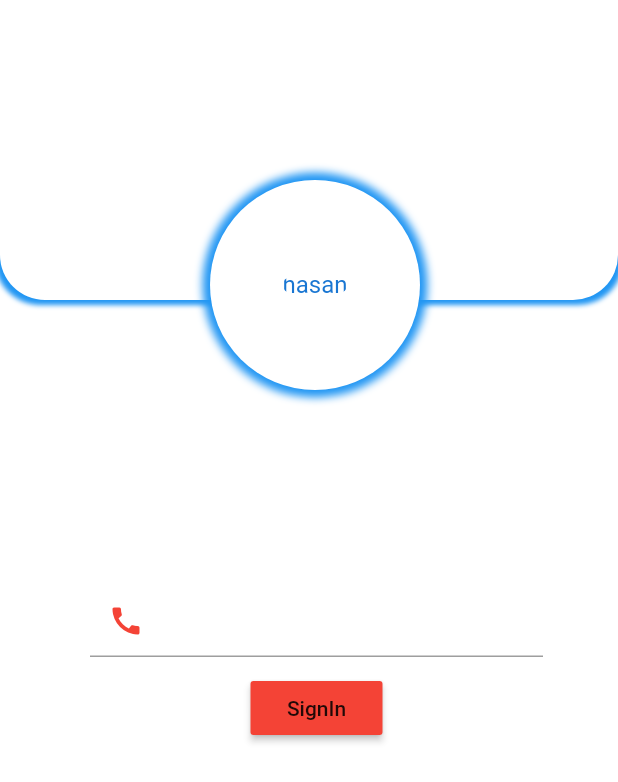
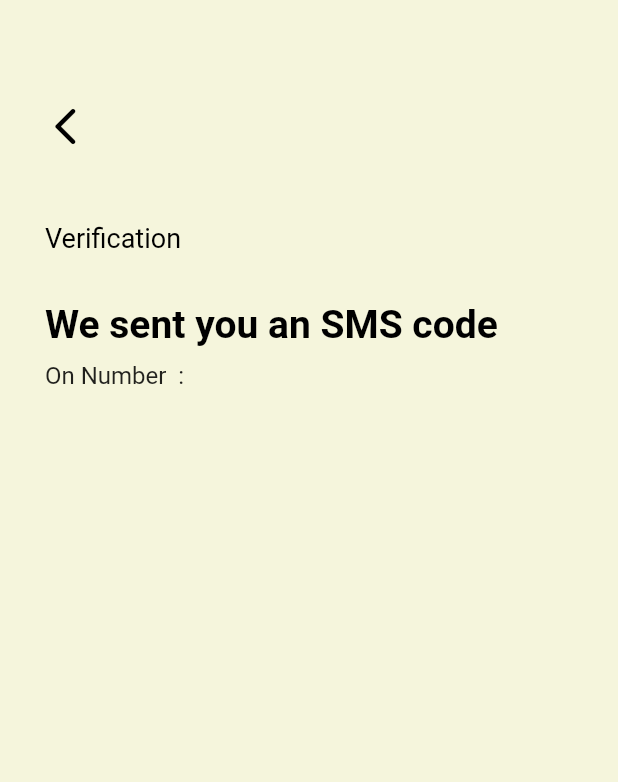
Before and after one commit to HasanMasrur/Flutter_Phone_Authentication, a Flutter app: the screen it shows after launch, after a tap on "SignIn", on a phone screen of 412 x 824 dp. Shown: the top 782 px of the screen. Run offline on Flutter 3.47's test engine with Material 2 defaults, Android fonts, the phone set to English and light mode, and no system bars; our stand-ins replace firebase_auth, firebase_core; accounts and stored records are empty.

Commit message:
addeed otpscreen widget

```diff
--- a/lib/auth_page.dart
+++ b/lib/auth_page.dart
@@ -1,5 +1,6 @@
 import 'package:firebase_core/firebase_core.dart';
 import 'package:flutter/material.dart';
+import 'package:flutter_Phone_authentication/page/otpscreen.dart';
 
 class Authpage extends StatefulWidget {
   @override
@@ -96,7 +97,13 @@ class _Authpage extends State<Authpage> {
                   RaisedButton(
                       child: Text('SignIn'),
                       color: Colors.red,
-                      onPressed: () {})
+                      onPressed: () {
+                        Navigator.pushAndRemoveUntil(
+                            context,
+                            MaterialPageRoute(
+                                builder: (context) => OTPscreen()),
+                            (route) => false);
+                      })
                 ],
               ),
             )
--- a/lib/page/otpscreen.dart
+++ b/lib/page/otpscreen.dart
@@ -0,0 +1,78 @@
+import 'package:flutter/cupertino.dart';
+import 'package:flutter/material.dart';
+
+import '../auth_page.dart';
+
+class OTPscreen extends StatefulWidget {
+  @override
+  State<StatefulWidget> createState() {
+    return _OTPscreen();
+  }
+}
+
+class _OTPscreen extends State<OTPscreen> {
+  Widget build(BuildContext context) {
+    return Scaffold(
+      body: Container(
+        height: 990,
+        decoration: BoxDecoration(
+          color: Color(0xFFF5F5DC),
+        ),
+        child: SingleChildScrollView(
+          child: Column(
+              crossAxisAlignment: CrossAxisAlignment.stretch,
+              mainAxisAlignment: MainAxisAlignment.start,
+              children: [
+                Container(
+                  alignment: Alignment.topLeft,
+                  margin: EdgeInsets.only(
+                    left: 20,
+                    top: 60,
+                  ),
+                  child: IconButton(
+                    icon: Icon(
+                      Icons.arrow_back_ios_rounded,
+                      size: 30,
+                    ),
+                    color: Colors.black,
+                    onPressed: () {
+                      Navigator.pushAndRemoveUntil(
+                          context,
+                          MaterialPageRoute(builder: (context) => Authpage()),
+                          (route) => false);
+                    },
+                  ),
+                ),
+                Container(
+                    margin: EdgeInsets.only(
+                      left: 30,
+                      top: 40,
+                    ),
+                    child: Text('Verification',
+                        style: TextStyle(fontSize: 18, color: Colors.black))),
+                SizedBox(height: 32),
+                Container(
+                    margin: EdgeInsets.only(
+                      left: 30,
+                    ),
+                    child: Text('We sent you an SMS code ',
+                        style: TextStyle(
+                            fontSize: 26,
+                            fontWeight: FontWeight.bold,
+                            color: Colors.black))),
+                SizedBox(height: 10),
+                Container(
+                    margin: EdgeInsets.only(
+                      left: 30,
+                    ),
+                    child: Text('On Number  : ',
+                        style: TextStyle(
+                          fontSize: 16,
+                        ))),
+                SizedBox(height: 20),
+              ]),
+        ),
+      ),
+    );
+  }
+}
```
